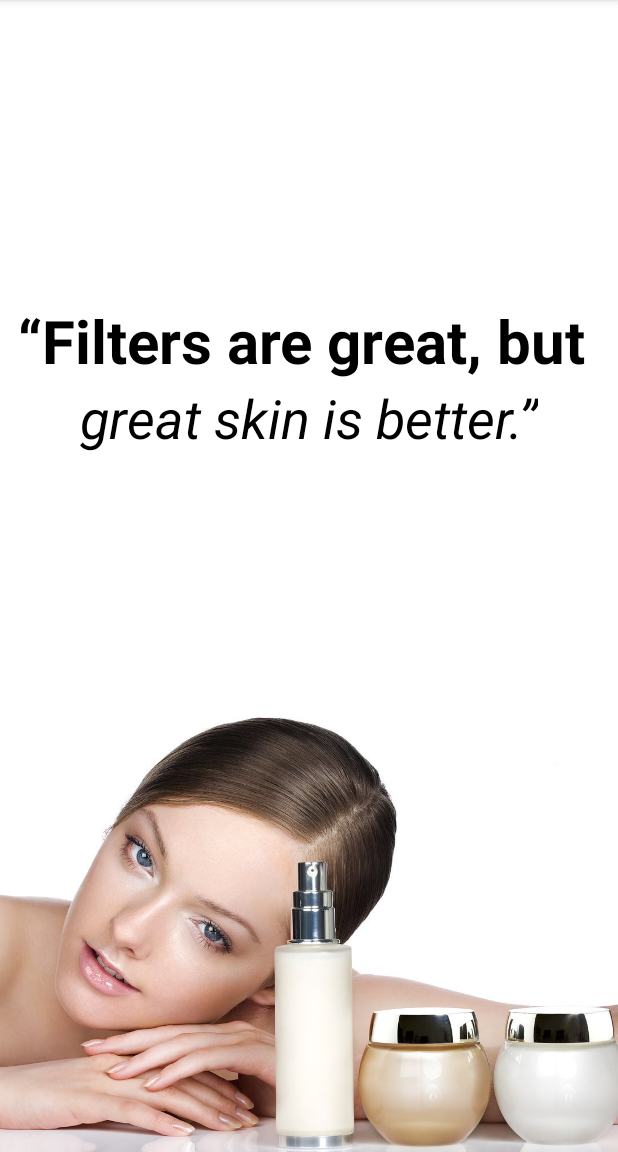
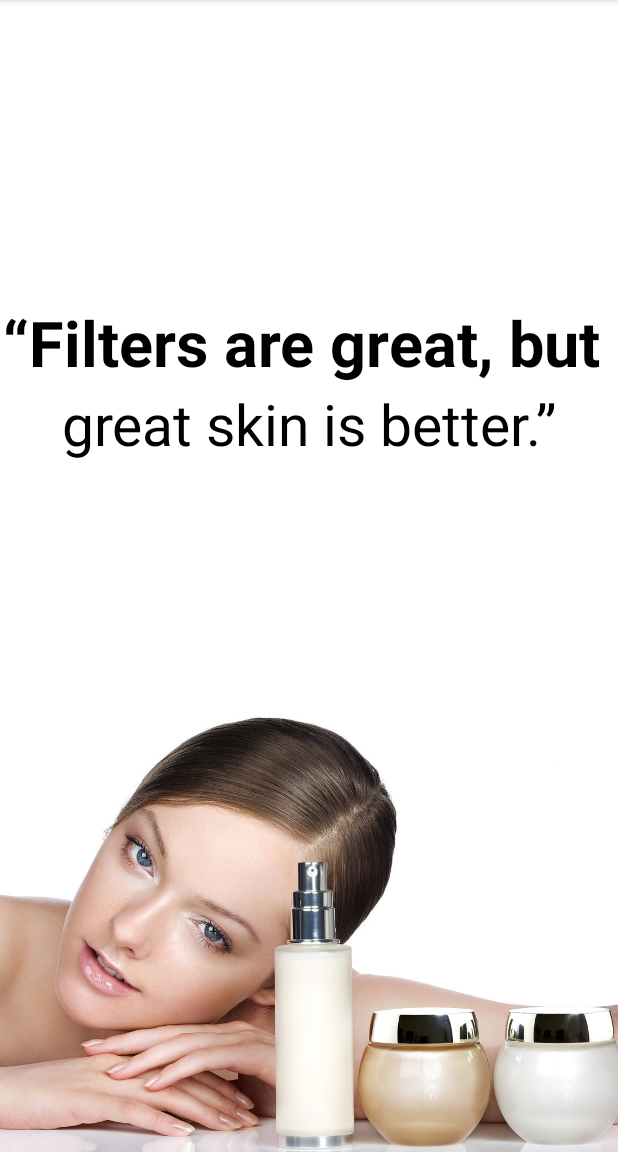
Before and after one commit to Domirando/BeautyDomi, an Android app: the MainActivity screen opened directly, with no data from a screen before it, on a phone screen of 412 x 824 dp, the part 84-1236 px from its top. Run offline under Robolectric (Android 15) with nearby library versions, the phone set to English and light mode, and no system bars.

Commit message:
bugs with translation fixed

```diff
--- a/app/src/main/res/layout/activity_main.xml
+++ b/app/src/main/res/layout/activity_main.xml
@@ -35,7 +35,7 @@
             android:layout_height="wrap_content"
             android:text="“Filters are great, but "
             android:textColor="@color/black"
-            android:textSize="40dp"
+            android:textSize="42dp"
             android:textStyle="bold"
             tools:ignore="MissingConstraints" />
 
@@ -47,8 +47,7 @@
             android:layout_height="wrap_content"
             android:text="great skin is better.”"
             android:textColor="@color/black"
-            android:textSize="36dp"
-            android:textStyle="italic"
+            android:textSize="38dp"
             tools:ignore="MissingConstraints" />
     </androidx.constraintlayout.widget.ConstraintLayout>
 </androidx.constraintlayout.widget.ConstraintLayout>
```
